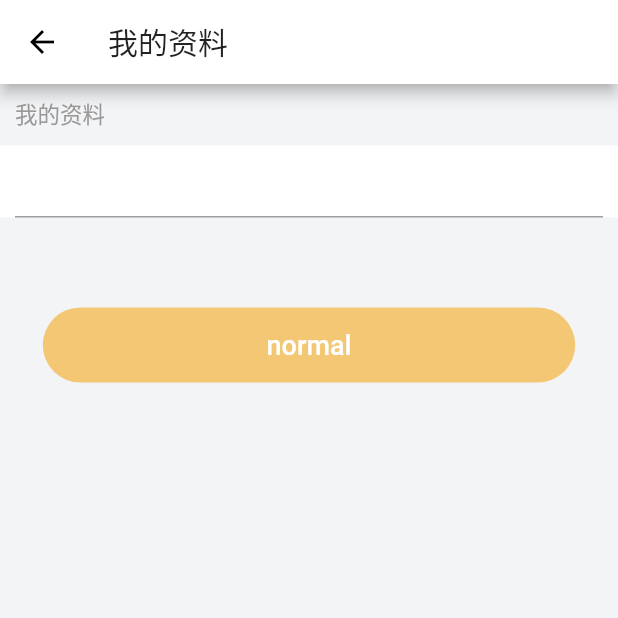
After one commit to Ljhhhhhh/flutter_mall, a Flutter app: the UserinfoWidget screen opened by its route, on a phone screen of 412 x 824 dp, the top half of it. The commit adds this screen. Run offline on Flutter 3.47's test engine with Material 2 defaults, Android fonts, the phone set to English and light mode, and no system bars; our stand-ins replace dio; network calls fail.

Commit message:
个人资料

```diff
--- a/lib/main.dart
+++ b/lib/main.dart
@@ -2,6 +2,7 @@ import 'package:flutter/material.dart';
 import 'package:flutter_mall/Home.dart';
 import 'package:flutter_mall/product/ProductList.dart';
 import 'package:flutter_mall/userCenter.dart';
+import 'package:flutter_mall/userInfo.dart';
 
 void main() => runApp(MyApp());
 
@@ -14,6 +15,7 @@ class MyApp extends StatelessWidget {
       routes: {
         // '/': (context) => MyHomePage(),
         '/Product': (context) => ProductList(),
+        '/Userinfo': (context) => UserinfoWidget()
       },
       theme: ThemeData(
         primarySwatch: Colors.blue,
--- a/lib/userCenter.dart
+++ b/lib/userCenter.dart
@@ -298,9 +298,8 @@ class MenuWidget extends StatelessWidget {
 
   @override
   Widget build(BuildContext context) {
-    //这里返回你需要的控件
-    //这里末尾有没有的逗号，对于格式化代码而已是不一样的。
-    return Column(
+    return GestureDetector(
+      child: Column(
       children: <Widget>[
         // Icon(getIcon(statusIcon), color: Color(0xFF666666)),
         Image.asset(statusIcon, height: 35, width: 35),
@@ -313,6 +312,10 @@ class MenuWidget extends StatelessWidget {
               fontSize: 12, height: 16.5 / 12, color: Color(0xFF666666)),
         )
       ],
+    ),
+      onTap: () {
+        Navigator.of(context).pushNamed("/Userinfo");
+      },
     );
   }
 }
--- /dev/null
+++ b/lib/userInfo.dart
@@ -0,0 +1,53 @@
+import 'package:flutter/material.dart';
+
+class UserinfoWidget extends StatefulWidget {
+  @override
+  State<StatefulWidget> createState() {
+    return UserinfoWidgetState();
+  }
+}
+
+class UserinfoWidgetState extends State<UserinfoWidget> {
+  @override
+  Widget build(BuildContext context) {
+    return Scaffold(
+      backgroundColor: Color(0xFFF3F4F6),
+      appBar: AppBar(
+        title: Text('我的资料'),
+      ),
+      body: Column(
+        mainAxisAlignment: MainAxisAlignment.start,
+        children: <Widget>[
+          Container(
+            alignment: Alignment.centerLeft,
+            padding: EdgeInsets.all(10),
+            child: Text('我的资料',
+                style: TextStyle(
+                    fontSize: 15, height: 21 / 15, color: Color(0xFF999999))),
+          ),
+          Container(
+            padding: EdgeInsets.symmetric(horizontal: 10),
+            color: Colors.white,
+            child: Column(
+              children: <Widget>[TextField()],
+            ),
+          ),
+          Container(height: 60),
+          Material(
+              borderRadius: BorderRadius.circular(25),
+              color: Color(0xFFF3C774), // 渐变背景
+              child: MaterialButton(
+                child: Text("normal",
+                    style: TextStyle(
+                      color: Colors.white,
+                      fontSize: 18,
+                    )),
+                onPressed: () {},
+                height: 50,
+                minWidth: 355,
+              ))
+        ],
+      ),
+    );
+  }
+}
```
